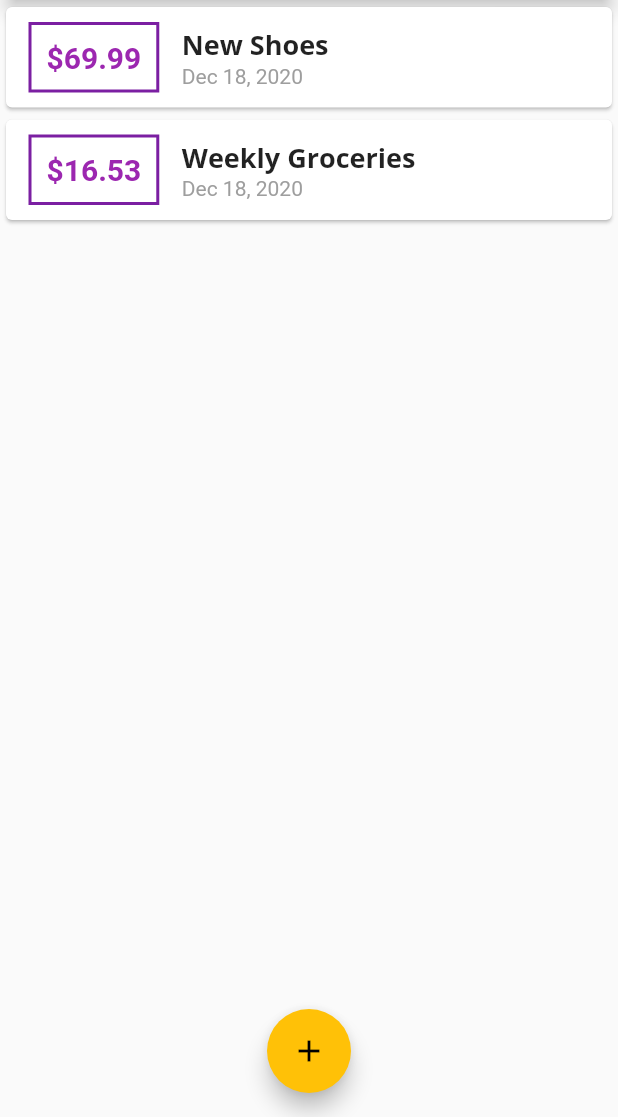
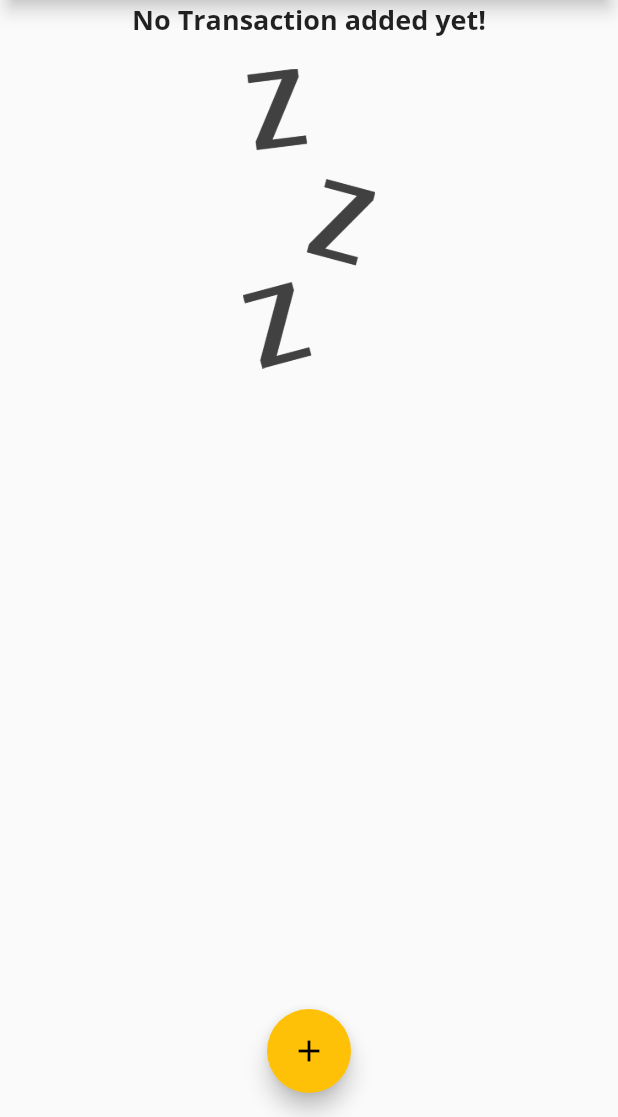
Before and after one commit to jhunderdog/personal_expenses, a Flutter app: the screen it shows after launch, on a phone screen of 412 x 824 dp, the part 119-1236 px from its top. Run offline on Flutter 3.47's test engine with Material 2 defaults, Android fonts, the phone set to English and light mode, and no system bars.

Commit message:
Image and SizedBox

```diff
--- a/lib/main.dart
+++ b/lib/main.dart
@@ -49,18 +49,18 @@ class MyHomePage extends StatefulWidget {
 
 class _MyHomePageState extends State<MyHomePage> {
   final List<Transaction> _userTransactions = [
-    Transaction(
-      id: 't1',
-      title: 'New Shoes',
-      amount: 69.99,
-      date: DateTime.now(),
-    ),
-    Transaction(
-      id: 't2',
-      title: 'Weekly Groceries',
-      amount: 16.53,
-      date: DateTime.now(),
-    ),
+    // Transaction(
+    //   id: 't1',
+    //   title: 'New Shoes',
+    //   amount: 69.99,
+    //   date: DateTime.now(),
+    // ),
+    // Transaction(
+    //   id: 't2',
+    //   title: 'Weekly Groceries',
+    //   amount: 16.53,
+    //   date: DateTime.now(),
+    // ),
   ];
 
   void _addNewTransactions(String txTitle, double txAmount) {
--- a/lib/widgets/transaction_list.dart
+++ b/lib/widgets/transaction_list.dart
@@ -9,7 +9,26 @@ class TransactionList extends StatelessWidget {
   Widget build(BuildContext context) {
     return Container(
       height: 300,
-      child: ListView.builder(
+      child: transactions.isEmpty
+          ? Column(
+              children: [
+                Text(
+                  'No Transaction added yet!',
+                  style: Theme.of(context).textTheme.title,
+                ),
+                SizedBox(
+                  height: 20,
+                ),
+                Container(
+                  height: 200,
+                  child: Image.asset(
+                    'assets/images/waiting.png',
+                    fit: BoxFit.cover,
+                  ),
+                ),
+              ],
+            )
+          : ListView.builder(
               itemBuilder: (ctx, index) {
                 return Card(
                     child: Row(
@@ -39,7 +58,8 @@ class TransactionList extends StatelessWidget {
                       children: [
                         Text(transactions[index].title,
                             style: Theme.of(context).textTheme.title),
-                  Text(DateFormat.yMMMd().format(transactions[index].date),
+                        Text(
+                            DateFormat.yMMMd().format(transactions[index].date),
                             style: TextStyle(
                               color: Colors.grey,
                             ))
--- a/pubspec.yaml
+++ b/pubspec.yaml
@@ -46,9 +46,8 @@ flutter:
   uses-material-design: true
 
   # To add assets to your application, add an assets section, like this:
-  # assets:
-  #   - images/a_dot_burr.jpeg
-  #   - images/a_dot_ham.jpeg
+  assets:
+    - assets/images/waiting.png
 
   # An image asset can refer to one or more resolution-specific "variants", see
   # https://flutter.dev/assets-and-images/#resolution-aware.
```
Also changed, not shown: assets/images/waiting.png (added). Lines whose indentation alone changed are shown as unchanged.
